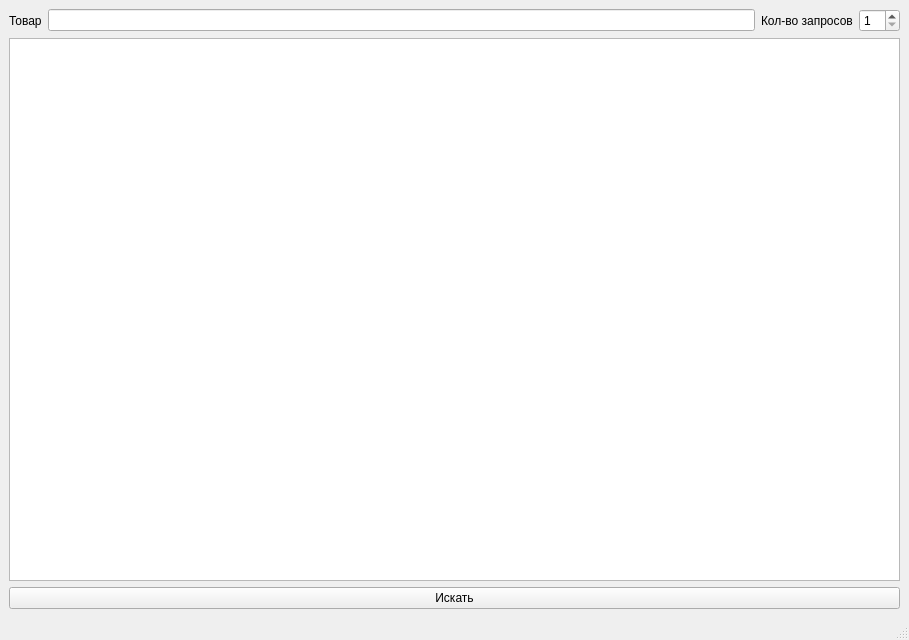
Qt form UI_files/MainWindow.ui (Vofanchik/government-procurement) before a commit.
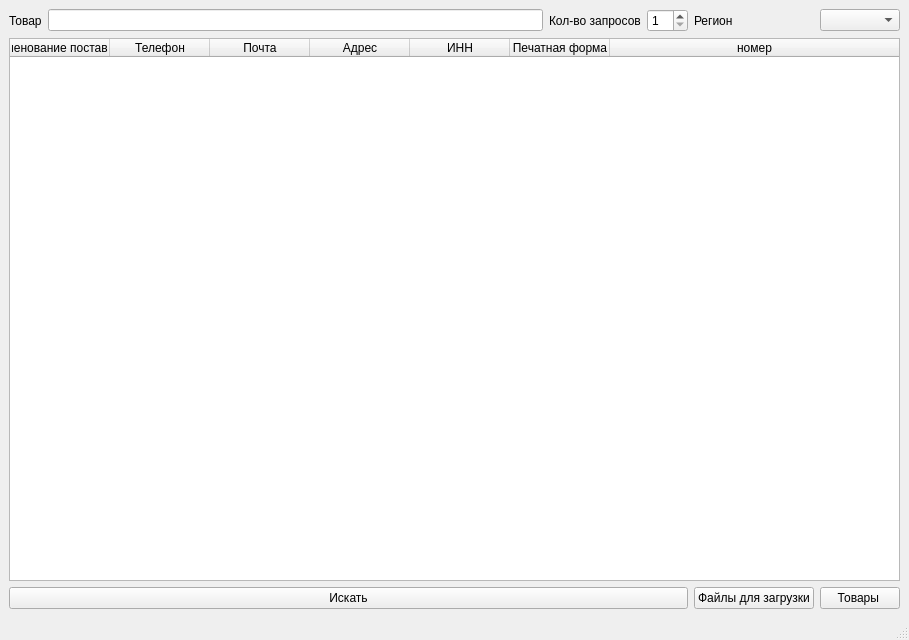
The same form after that commit.

Patch:
```diff
--- a/UI_files/MainWindow.ui
+++ b/UI_files/MainWindow.ui
@@ -15,8 +15,12 @@
   </property>
   <widget class="QWidget" name="centralwidget">
    <layout class="QGridLayout" name="gridLayout">
-    <item row="0" column="1">
-     <widget class="QLineEdit" name="lineEdit"/>
+    <item row="3" column="0" colspan="4">
+     <widget class="QPushButton" name="pushButton">
+      <property name="text">
+       <string>Искать</string>
+      </property>
+     </widget>
     </item>
     <item row="0" column="0">
      <widget class="QLabel" name="label">
@@ -25,6 +29,71 @@
       </property>
      </widget>
     </item>
+    <item row="0" column="2">
+     <widget class="QLabel" name="label_2">
+      <property name="text">
+       <string>Кол-во запросов</string>
+      </property>
+     </widget>
+    </item>
+    <item row="0" column="1">
+     <widget class="QLineEdit" name="lineEdit"/>
+    </item>
+    <item row="3" column="4">
+     <widget class="QPushButton" name="pushButton_3">
+      <property name="text">
+       <string>Файлы для загрузки</string>
+      </property>
+     </widget>
+    </item>
+    <item row="2" column="0" colspan="6">
+     <widget class="QTableWidget" name="tableWidget">
+      <property name="selectionMode">
+       <enum>QAbstractItemView::SingleSelection</enum>
+      </property>
+      <property name="selectionBehavior">
+       <enum>QAbstractItemView::SelectRows</enum>
+      </property>
+      <attribute name="horizontalHeaderStretchLastSection">
+       <bool>true</bool>
+      </attribute>
+      <column>
+       <property name="text">
+        <string>Наименование поставщика</string>
+       </property>
+      </column>
+      <column>
+       <property name="text">
+        <string>Телефон</string>
+       </property>
+      </column>
+      <column>
+       <property name="text">
+        <string>Почта</string>
+       </property>
+      </column>
+      <column>
+       <property name="text">
+        <string>Адрес</string>
+       </property>
+      </column>
+      <column>
+       <property name="text">
+        <string>ИНН</string>
+       </property>
+      </column>
+      <column>
+       <property name="text">
+        <string>Печатная форма</string>
+       </property>
+      </column>
+      <column>
+       <property name="text">
+        <string>номер</string>
+       </property>
+      </column>
+     </widget>
+    </item>
     <item row="0" column="3">
      <widget class="QSpinBox" name="spinBox">
       <property name="minimum">
@@ -35,23 +104,23 @@
       </property>
      </widget>
     </item>
-    <item row="0" column="2">
-     <widget class="QLabel" name="label_2">
+    <item row="0" column="4">
+     <widget class="QLabel" name="label_3">
       <property name="text">
-       <string>Кол-во запросов</string>
+       <string>Регион</string>
       </property>
      </widget>
     </item>
-    <item row="1" column="0" colspan="4">
-     <widget class="QTableWidget" name="tableWidget"/>
-    </item>
-    <item row="2" column="0" colspan="4">
-     <widget class="QPushButton" name="pushButton">
+    <item row="3" column="5">
+     <widget class="QPushButton" name="pushButton_2">
       <property name="text">
-       <string>Искать</string>
+       <string>Товары </string>
       </property>
      </widget>
     </item>
+    <item row="0" column="5">
+     <widget class="QComboBox" name="comboBox"/>
+    </item>
    </layout>
   </widget>
   <widget class="QMenuBar" name="menubar">
```
Left out of the diff: 2 changed lines with no effect on the pictures.
